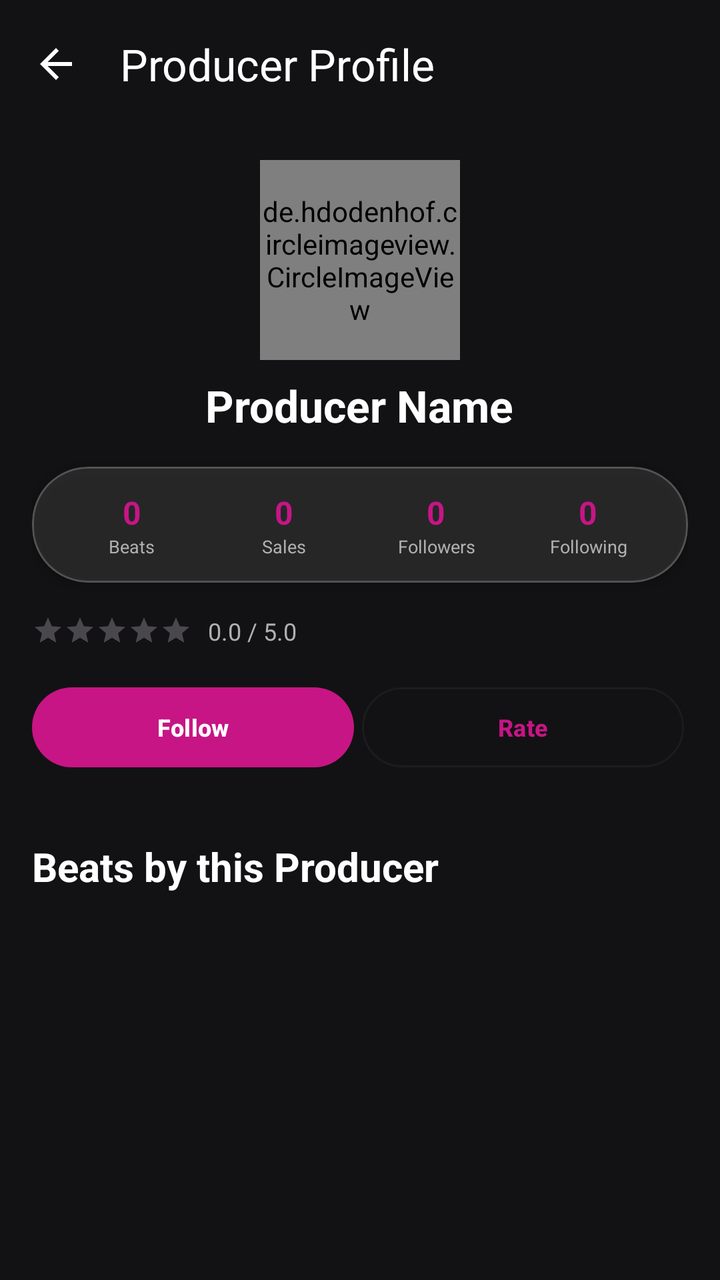
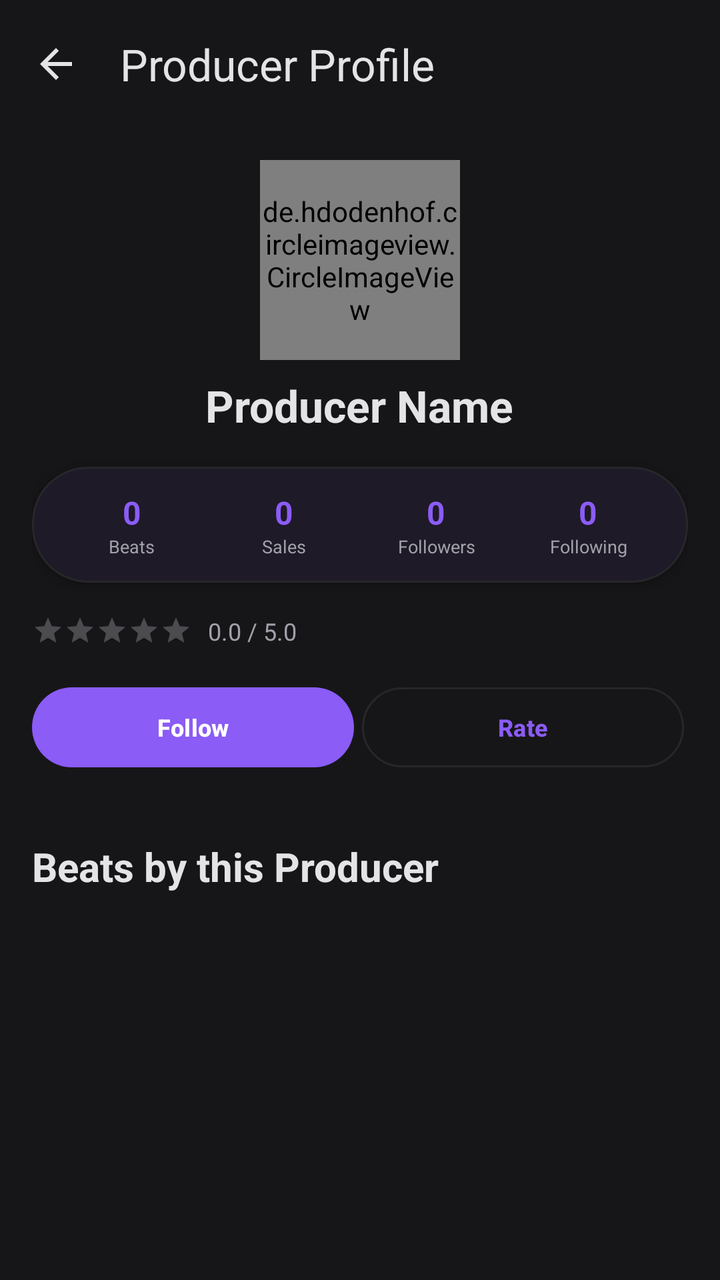

An Android layout rendered at two revisions. The XML below is the earlier revision; the diff shows what the commit changed to produce the second picture.
<!-- AndroidManifest.xml: activity theme Theme.BeatHouse.Dark -->
<!-- res/layout/activity_producer_profile.xml -->
<?xml version="1.0" encoding="utf-8"?>
<androidx.coordinatorlayout.widget.CoordinatorLayout xmlns:android="http://schemas.android.com/apk/res/android"
    xmlns:app="http://schemas.android.com/apk/res-auto"
    android:layout_width="match_parent"
    android:layout_height="match_parent"
    android:background="@color/surface">

    <com.google.android.material.appbar.AppBarLayout
        android:layout_width="match_parent"
        android:layout_height="wrap_content">

        <com.google.android.material.appbar.MaterialToolbar
            android:id="@+id/toolbar"
            android:layout_width="match_parent"
            android:layout_height="?attr/actionBarSize"
            android:background="@color/surface"
            app:title="@string/producer_profile"
            app:titleTextColor="@color/on_surface"
            app:navigationIcon="@drawable/ic_arrow_back"
            app:navigationIconTint="@color/on_surface" />

    </com.google.android.material.appbar.AppBarLayout>

    <androidx.core.widget.NestedScrollView
        android:layout_width="match_parent"
        android:layout_height="match_parent"
        app:layout_behavior="@string/appbar_scrolling_view_behavior"
        android:padding="16dp">

        <LinearLayout
            android:layout_width="match_parent"
            android:layout_height="wrap_content"
            android:orientation="vertical">

            
            <LinearLayout
                android:layout_width="match_parent"
                android:layout_height="wrap_content"
                android:orientation="vertical"
                android:gravity="center_horizontal"
                android:layout_marginBottom="16dp">

                <de.hdodenhof.circleimageview.CircleImageView
                    android:id="@+id/ivProducerAvatar"
                    android:layout_width="100dp"
                    android:layout_height="100dp"
                    android:src="@drawable/ic_profile_placeholder"
                    app:civ_border_width="0dp"
                    app:civ_border_color="@color/primary" />

                <LinearLayout
                    android:layout_width="wrap_content"
                    android:layout_height="wrap_content"
                    android:orientation="horizontal"
                    android:gravity="center_vertical"
                    android:layout_marginTop="8dp">

                    <TextView
                        android:id="@+id/tvProducerName"
                        android:layout_width="wrap_content"
                        android:layout_height="wrap_content"
                        android:text="Producer Name"
                        android:textColor="@color/on_surface"
                        android:textSize="22sp"
                        android:textStyle="bold" />

                    <ImageView
                        android:id="@+id/ivVerified"
                        android:layout_width="20dp"
                        android:layout_height="20dp"
                        android:layout_marginStart="8dp"
                        android:src="@drawable/ic_verified"
                        android:visibility="gone" />

                </LinearLayout>

                
                <TextView
                    android:id="@+id/tvLocation"
                    android:layout_width="wrap_content"
                    android:layout_height="wrap_content"
                    android:layout_marginTop="4dp"
                    android:text="📍 Location"
                    android:textColor="@color/on_surface_variant"
                    android:textSize="14sp"
                    android:visibility="gone" />

                
                <TextView
                    android:id="@+id/tvProducerBio"
                    android:layout_width="match_parent"
                    android:layout_height="wrap_content"
                    android:layout_marginTop="12dp"
                    android:text="Bio"
                    android:textColor="@color/on_surface_variant"
                    android:textSize="14sp"
                    android:gravity="center"
                    android:visibility="gone" />

                
                <LinearLayout
                    android:id="@+id/socialLinksLayout"
                    android:layout_width="wrap_content"
                    android:layout_height="wrap_content"
                    android:layout_marginTop="12dp"
                    android:orientation="horizontal"
                    android:visibility="gone">

                    <ImageView
                        android:id="@+id/ivInstagram"
                        android:layout_width="36dp"
                        android:layout_height="36dp"
                        android:src="@drawable/ic_instagram"
                        app:tint="@color/instagram_color"
                        android:padding="6dp"
                        android:clickable="true"
                        android:focusable="true"
                        android:visibility="gone" />

                    <ImageView
                        android:id="@+id/ivTelegram"
                        android:layout_width="36dp"
                        android:layout_height="36dp"
                        android:src="@drawable/ic_telegram"
                        app:tint="@color/telegram_color"
                        android:padding="6dp"
                        android:layout_marginStart="4dp"
                        android:clickable="true"
                        android:focusable="true"
                        android:visibility="gone" />

                    <ImageView
                        android:id="@+id/ivVk"
                        android:layout_width="36dp"
                        android:layout_height="36dp"
                        android:src="@drawable/ic_vk"
                        app:tint="@color/vk_color"
                        android:padding="6dp"
                        android:layout_marginStart="4dp"
                        android:clickable="true"
                        android:focusable="true"
                        android:visibility="gone" />

                </LinearLayout>

            </LinearLayout>

            
            <com.google.android.material.card.MaterialCardView
                android:layout_width="match_parent"
                android:layout_height="wrap_content"
                android:layout_marginBottom="16dp"
                style="@style/Widget.BeatHouse.Card"
                app:cardElevation="2dp"
                app:cardBackgroundColor="@color/glass_background"
                app:strokeColor="@color/glass_outline"
                app:strokeWidth="1dp">

                <LinearLayout
                    android:layout_width="match_parent"
                    android:layout_height="wrap_content"
                    android:orientation="horizontal"
                    android:padding="12dp">

                    <LinearLayout
                        android:layout_width="0dp"
                        android:layout_height="wrap_content"
                        android:layout_weight="1"
                        android:orientation="vertical"
                        android:gravity="center"
                        android:paddingHorizontal="2dp">
                        <TextView
                            android:id="@+id/tvBeatsCount"
                            android:layout_width="wrap_content"
                            android:layout_height="wrap_content"
                            android:text="0"
                            android:textSize="16sp"
                            android:textStyle="bold"
                            android:textColor="@color/primary" />
                        <TextView
                            android:layout_width="wrap_content"
                            android:layout_height="wrap_content"
                            android:text="@string/beats_label"
                            android:textSize="9sp"
                            android:textColor="@color/on_surface_variant"
                            android:maxLines="1"
                            android:ellipsize="end"
                            android:gravity="center" />
                    </LinearLayout>

                    <LinearLayout
                        android:layout_width="0dp"
                        android:layout_height="wrap_content"
                        android:layout_weight="1"
                        android:orientation="vertical"
                        android:gravity="center"
                        android:paddingHorizontal="2dp">
                        <TextView
                            android:id="@+id/tvSalesCount"
                            android:layout_width="wrap_content"
                            android:layout_height="wrap_content"
                            android:text="0"
                            android:textSize="16sp"
                            android:textStyle="bold"
                            android:textColor="@color/primary" />
                        <TextView
                            android:layout_width="wrap_content"
                            android:layout_height="wrap_content"
                            android:text="@string/sales_tab"
                            android:textSize="9sp"
                            android:textColor="@color/on_surface_variant"
                            android:maxLines="1"
                            android:ellipsize="end"
                            android:gravity="center" />
                    </LinearLayout>

                    <LinearLayout
                        android:layout_width="0dp"
                        android:layout_height="wrap_content"
                        android:layout_weight="1"
                        android:orientation="vertical"
                        android:gravity="center"
                        android:paddingHorizontal="2dp">
                        <TextView
                            android:id="@+id/tvFollowersCount"
                            android:layout_width="wrap_content"
                            android:layout_height="wrap_content"
                            android:text="0"
                            android:textSize="16sp"
                            android:textStyle="bold"
                            android:textColor="@color/primary" />
                        <TextView
                            android:layout_width="wrap_content"
                            android:layout_height="wrap_content"
                            android:text="@string/followers"
                            android:textSize="9sp"
                            android:textColor="@color/on_surface_variant"
                            android:maxLines="1"
                            android:ellipsize="end"
                            android:gravity="center" />
                    </LinearLayout>

                    <LinearLayout
                        android:layout_width="0dp"
                        android:layout_height="wrap_content"
                        android:layout_weight="1"
                        android:orientation="vertical"
                        android:gravity="center"
                        android:paddingHorizontal="2dp">
                        <TextView
                            android:id="@+id/tvFollowingCount"
                            android:layout_width="wrap_content"
                            android:layout_height="wrap_content"
                            android:text="0"
                            android:textSize="16sp"
                            android:textStyle="bold"
                            android:textColor="@color/primary" />
                        <TextView
                            android:layout_width="wrap_content"
                            android:layout_height="wrap_content"
                            android:text="@string/following_count"
                            android:textSize="9sp"
                            android:textColor="@color/on_surface_variant"
                            android:maxLines="1"
                            android:ellipsize="end"
                            android:gravity="center" />
                    </LinearLayout>

                </LinearLayout>

            </com.google.android.material.card.MaterialCardView>

            
            <LinearLayout
                android:layout_width="match_parent"
                android:layout_height="wrap_content"
                android:orientation="horizontal"
                android:gravity="center_vertical"
                android:layout_marginBottom="16dp">

                <RatingBar
                    android:id="@+id/ratingBar"
                    android:layout_width="wrap_content"
                    android:layout_height="wrap_content"
                    android:rating="0"
                    android:isIndicator="true"
                    android:stepSize="0.5"
                    style="@style/Widget.AppCompat.RatingBar.Small" />

                <TextView
                    android:id="@+id/tvRatingText"
                    android:layout_width="wrap_content"
                    android:layout_height="wrap_content"
                    android:layout_marginStart="8dp"
                    android:text="0.0 / 5.0"
                    android:textColor="@color/on_surface_variant"
                    android:textSize="12sp" />

            </LinearLayout>

            
            <LinearLayout
                android:layout_width="match_parent"
                android:layout_height="wrap_content"
                android:orientation="horizontal"
                android:layout_marginBottom="32dp">

                <com.google.android.material.button.MaterialButton
                    android:id="@+id/btnFollow"
                    android:layout_width="0dp"
                    android:layout_height="wrap_content"
                    android:minHeight="48dp"
                    android:layout_weight="1"
                    android:layout_marginEnd="2dp"
                    android:text="@string/follow"
                    android:textSize="12sp"
                    android:paddingHorizontal="4dp"
                    app:cornerRadius="24dp"
                    app:autoSizeTextType="uniform"
                    app:autoSizeMinTextSize="10sp"
                    app:autoSizeMaxTextSize="12sp"
                    app:autoSizeStepGranularity="1sp" />

                <com.google.android.material.button.MaterialButton
                    android:id="@+id/btnRate"
                    android:layout_width="0dp"
                    android:layout_height="wrap_content"
                    android:minHeight="48dp"
                    android:layout_weight="1"
                    android:layout_marginStart="2dp"
                    android:layout_marginEnd="2dp"
                    android:text="@string/rate"
                    android:textSize="12sp"
                    android:paddingHorizontal="4dp"
                    app:cornerRadius="24dp"
                    app:autoSizeTextType="uniform"
                    app:autoSizeMinTextSize="10sp"
                    app:autoSizeMaxTextSize="12sp"
                    app:autoSizeStepGranularity="1sp"
                    style="@style/Widget.Material3.Button.OutlinedButton" />

                <ImageButton
                    android:id="@+id/btnMessage"
                    android:layout_width="48dp"
                    android:layout_height="48dp"
                    android:layout_weight="0"
                    android:layout_marginStart="8dp"
                    android:src="@drawable/ic_message"
                    android:background="?attr/selectableItemBackgroundBorderless"
                    android:contentDescription="@string/message"
                    android:visibility="gone" />

            </LinearLayout>

            
            <TextView
                android:layout_width="match_parent"
                android:layout_height="wrap_content"
                android:text="@string/beats_by_producer"
                android:textColor="@color/on_surface"
                android:textSize="20sp"
                android:textStyle="bold"
                android:layout_marginBottom="16dp" />

            
            <ProgressBar
                android:id="@+id/progressBar"
                android:layout_width="wrap_content"
                android:layout_height="wrap_content"
                android:layout_gravity="center"
                android:visibility="gone" />

            
            <TextView
                android:id="@+id/emptyState"
                android:layout_width="match_parent"
                android:layout_height="wrap_content"
                android:text="@string/no_beats_available_producer"
                android:textColor="@color/on_surface_variant"
                android:textSize="14sp"
                android:gravity="center"
                android:padding="32dp"
                android:visibility="gone" />

            
            <androidx.recyclerview.widget.RecyclerView
                android:id="@+id/recyclerViewBeats"
                android:layout_width="match_parent"
                android:layout_height="wrap_content"
                android:nestedScrollingEnabled="false" />

        </LinearLayout>

    </androidx.core.widget.NestedScrollView>

</androidx.coordinatorlayout.widget.CoordinatorLayout>
<!-- resources referenced by this layout -->
<resources>
  <color name="glass_background">#1AFFFFFF</color>
  <color name="glass_outline">#33FFFFFF</color>
  <color name="instagram_color">#E4405F</color>
  <color name="on_surface">#FFFFFF</color>
  <color name="on_surface_variant">#B0B0B0</color>
  <color name="primary">#C71585</color>
  <color name="surface">#121214</color>
  <color name="telegram_color">#26A5E4</color>
  <color name="vk_color">#2787F5</color>
  <!-- drawable ic_arrow_back (drawable) -->
  <vector xmlns:android="http://schemas.android.com/apk/res/android"
      android:width="24dp"
      android:height="24dp"
      android:viewportWidth="24"
      android:viewportHeight="24">
      <path
          android:fillColor="#FFFFFF"
          android:pathData="M20,11H7.83l5.59,-5.59L12,4l-8,8 8,8 1.41,-1.41L7.83,13H20v-2z"/>
  </vector>
  <!-- drawable ic_profile_placeholder (drawable) -->
  <vector xmlns:android="http://schemas.android.com/apk/res/android"
      android:width="64dp"
      android:height="64dp"
      android:viewportWidth="24"
      android:viewportHeight="24">
      <path
          android:fillColor="#9E9E9E"
          android:pathData="M12,12c2.21,0 4,-1.79 4,-4s-1.79,-4 -4,-4 -4,1.79 -4,4 1.79,4 4,4zM12,14c-2.67,0 -8,1.34 -8,4v2h16v-2c0,-2.66 -5.33,-4 -8,-4z"/>
  </vector>
  <!-- drawable ic_verified (drawable) -->
  <vector xmlns:android="http://schemas.android.com/apk/res/android"
      android:width="20dp"
      android:height="20dp"
      android:viewportWidth="24"
      android:viewportHeight="24">
      <path
          android:fillColor="#1DA1F2"
          android:pathData="M12,1L3,5v6c0,5.55 3.84,10.74 9,12 5.16,-1.26 9,-6.45 9,-12L21,5l-9,-4zM10,17l-4,-4 1.41,-1.41L10,14.17l6.59,-6.59L18,9l-8,8z"/>
  </vector>
  <string name="beats_by_producer">Beats by this Producer</string>
  <string name="beats_label">Beats</string>
  <string name="follow">Follow</string>
  <string name="followers">Followers</string>
  <string name="following_count">Following</string>
  <string name="message">Message</string>
  <string name="no_beats_available_producer">No beats available</string>
  <string name="producer_profile">Producer Profile</string>
  <string name="rate">Rate</string>
  <string name="sales_tab">Sales</string>
  <style name="Widget.BeatHouse.Card" parent="Widget.Material3.CardView.Elevated">
          <item name="cardCornerRadius">28dp</item>
          <item name="cardElevation">0dp</item>
          <item name="strokeColor">@color/outline</item>
          <item name="strokeWidth">1dp</item>
          <item name="cardBackgroundColor">@color/surface_container</item>
      </style>
  <style name="Theme.BeatHouse.Dark" parent="Theme.BeatHouse">
          <item name="colorSurface">@color/surface</item>
          <item name="android:windowBackground">@color/background</item>
      </style>
  <color name="outline">#1C1C1E</color>
  <color name="surface_container">#1C1C1E</color>
  <color name="background">#0B0B0D</color>
  <color name="primary_container">#2D1525</color>
  <color name="on_primary">#FFFFFF</color>
  <color name="secondary">#8E8E93</color>
  <color name="secondary_container_active">#2D1525</color>
  <color name="on_secondary">#FFFFFF</color>
  <color name="error">#FF453A</color>
  <color name="error_container">#330000</color>
  <color name="surface_variant">#1A1A1C</color>
  <style name="Widget.BeatHouse.AppBarLayout" parent="Widget.Material3.AppBarLayout">
          <item name="android:background">@color/surface</item>
          <item name="backgroundTint">@color/surface</item>
      </style>
  <style name="Widget.BeatHouse.Chip" parent="Widget.Material3.Chip.Filter">
          <item name="chipCornerRadius">20dp</item>
          <item name="chipStrokeColor">@color/outline</item>
          <item name="chipStrokeWidth">1dp</item>
          <item name="android:textColor">@color/on_surface_variant</item>
          <item name="chipBackgroundColor">@color/surface_container</item>
          <item name="checkedIconTint">@color/primary</item>
          <item name="android:textSize">14sp</item>
      </style>
  <!-- unchanged entries left out for length: 8 -->
</resources>

<!-- the commit's change to res/layout/activity_producer_profile.xml (unified diff, before → after) -->
@@ -152,8 +152,8 @@
                 android:layout_marginBottom="16dp"
                 style="@style/Widget.BeatHouse.Card"
                 app:cardElevation="2dp"
-                app:cardBackgroundColor="@color/glass_background"
-                app:strokeColor="@color/glass_outline"
+                app:cardBackgroundColor="@color/surface"
+                app:strokeColor="@color/outline"
                 app:strokeWidth="1dp">
 
                 <LinearLayout
<!-- resource entries referenced after the edit -->
@@ -1,12 +1,10 @@
 <!-- resources referenced by this layout -->
 <resources>
-  <color name="glass_background">#1AFFFFFF</color>
-  <color name="glass_outline">#33FFFFFF</color>
   <color name="instagram_color">#E4405F</color>
-  <color name="on_surface">#FFFFFF</color>
-  <color name="on_surface_variant">#B0B0B0</color>
-  <color name="primary">#C71585</color>
-  <color name="surface">#121214</color>
+  <color name="on_surface">#E4E4E7</color>
+  <color name="on_surface_variant">#A1A1AA</color>
+  <color name="primary">#8B5CF6</color>
+  <color name="surface">#161618</color>
   <color name="telegram_color">#26A5E4</color>
   <color name="vk_color">#2787F5</color>
   <!-- drawable ic_arrow_back (drawable) -->
@@ -54,23 +52,23 @@
           <item name="cardElevation">0dp</item>
           <item name="strokeColor">@color/outline</item>
           <item name="strokeWidth">1dp</item>
-          <item name="cardBackgroundColor">@color/surface_container</item>
+          <item name="cardBackgroundColor">@color/surface</item>
       </style>
   <style name="Theme.BeatHouse.Dark" parent="Theme.BeatHouse">
           <item name="colorSurface">@color/surface</item>
           <item name="android:windowBackground">@color/background</item>
       </style>
-  <color name="outline">#1C1C1E</color>
-  <color name="surface_container">#1C1C1E</color>
-  <color name="background">#0B0B0D</color>
-  <color name="primary_container">#2D1525</color>
+  <color name="outline">#27272A</color>
+  <color name="surface_container">#1A1A1C</color>
+  <color name="background">#0F0F11</color>
+  <color name="primary_container">#2E224F</color>
   <color name="on_primary">#FFFFFF</color>
-  <color name="secondary">#8E8E93</color>
-  <color name="secondary_container_active">#2D1525</color>
+  <color name="secondary">#71717A</color>
+  <color name="secondary_container_active">#2E224F</color>
   <color name="on_secondary">#FFFFFF</color>
-  <color name="error">#FF453A</color>
-  <color name="error_container">#330000</color>
-  <color name="surface_variant">#1A1A1C</color>
+  <color name="error">#EF4444</color>
+  <color name="error_container">#450A0A</color>
+  <color name="surface_variant">#1C1C1F</color>
   <style name="Widget.BeatHouse.AppBarLayout" parent="Widget.Material3.AppBarLayout">
           <item name="android:background">@color/surface</item>
           <item name="backgroundTint">@color/surface</item>
